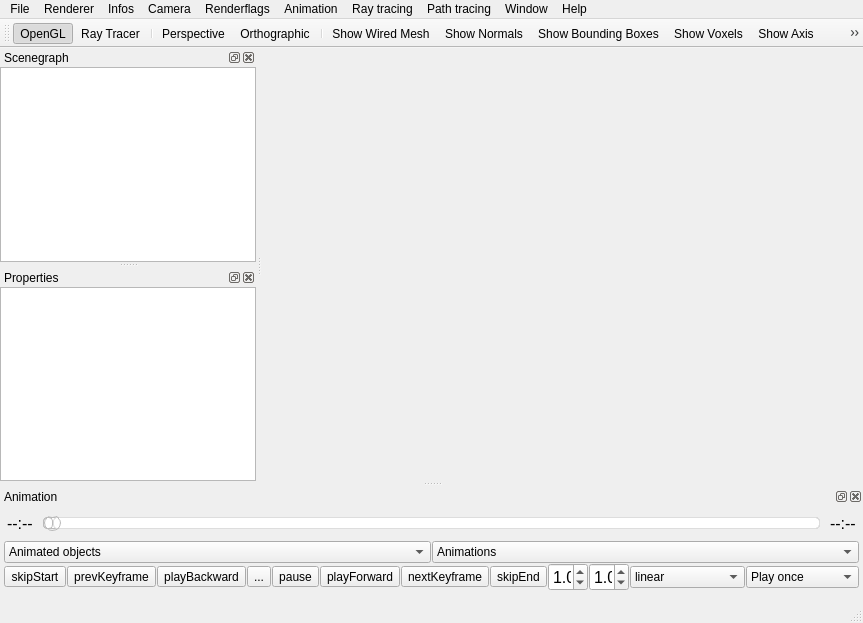
Old version of the form app-Viewer-Qt/qtMainWindow.ui in the repository cpvrlab/SLProject.
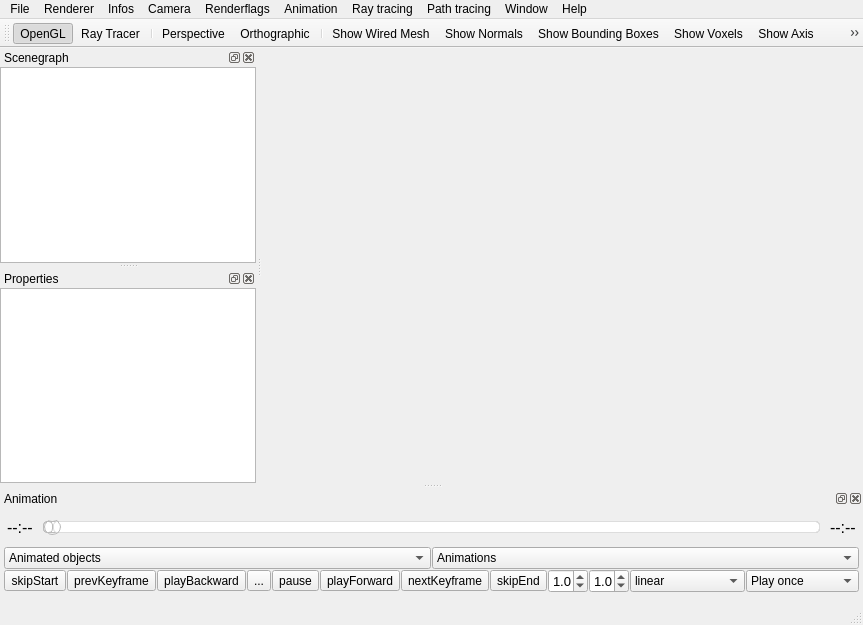
New version of the form. Icons and pictures are not drawn. Custom widgets are drawn as their Qt base class.

Diff of the .ui file:
```diff
--- a/app-Viewer-Qt/qtMainWindow.ui
+++ b/app-Viewer-Qt/qtMainWindow.ui
@@ -6,8 +6,8 @@
    <rect>
     <x>0</x>
     <y>0</y>
-    <width>696</width>
-    <height>623</height>
+    <width>560</width>
+    <height>625</height>
    </rect>
   </property>
   <property name="sizePolicy">
@@ -962,7 +962,8 @@
              </property>
              <property name="font">
               <font>
-               <pointsize>12</pointsize>
+               <family>Segoe UI</family>
+               <pointsize>10</pointsize>
               </font>
              </property>
              <property name="toolTip">
@@ -1004,7 +1005,8 @@
              </property>
              <property name="font">
               <font>
-               <pointsize>12</pointsize>
+               <family>Segoe UI</family>
+               <pointsize>10</pointsize>
               </font>
              </property>
              <property name="toolTip">
```
Left out of the diff: 4 changed lines with no effect on the pictures.
